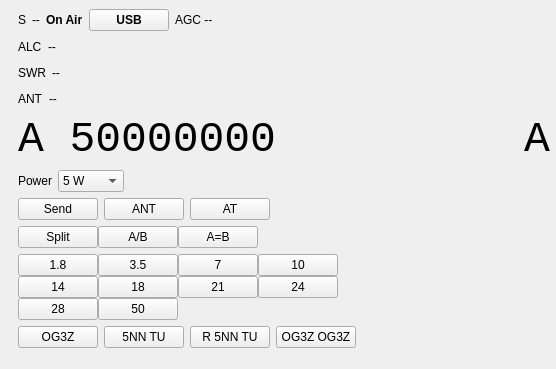
Above: mainwindow.ui from eloranta/HamVibe before the change; both pictures show x 0 to 556 and y 0 to 369 of the 800 by 600 pixel window. Below: the same form after it.
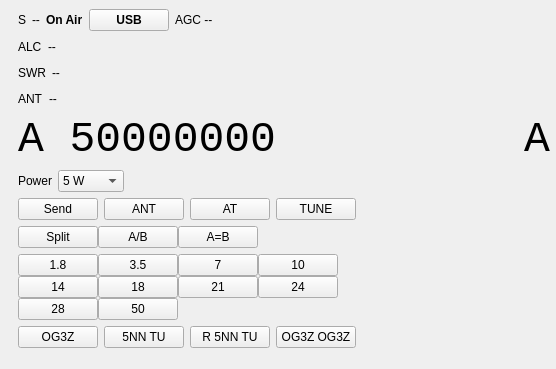
That is the form after the change. Custom widgets are drawn as their Qt base class.

Commit message: add TUNE button

Patch:
```diff
--- a/mainwindow.ui
+++ b/mainwindow.ui
@@ -395,6 +395,13 @@
              </property>
             </widget>
            </item>
+           <item>
+            <widget class="QPushButton" name="tuneButton">
+             <property name="text">
+              <string>TUNE</string>
+             </property>
+            </widget>
+           </item>
            <item>
             <spacer name="sendSpacer">
              <property name="orientation">
```
Lines whose indentation alone changed are shown as unchanged. The commit also changes 4 other files.
